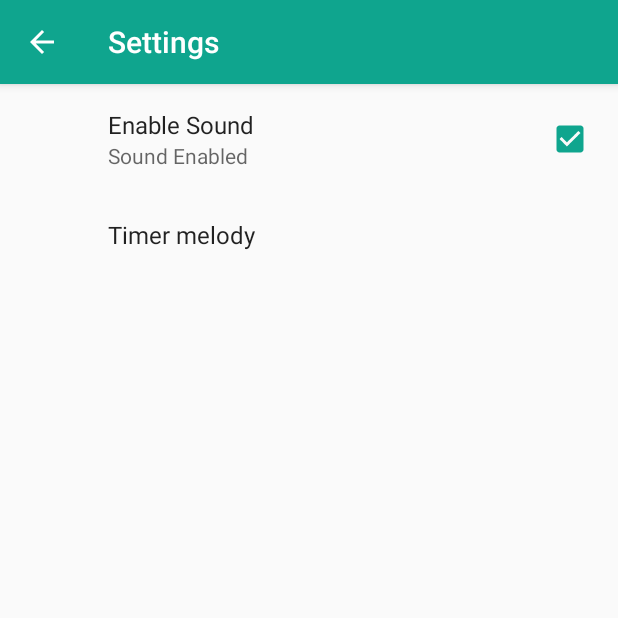
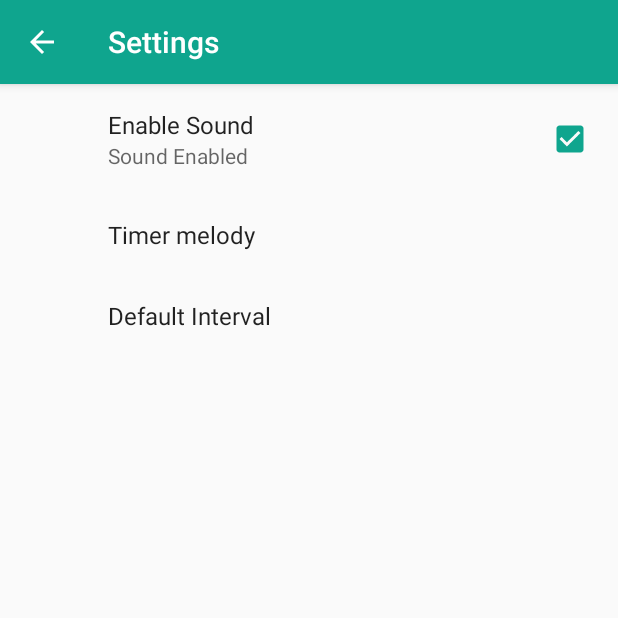
Before and after one commit to Eganin/TimerApp, an Android app: the SettingsFragment screen opened directly, with no data from a screen before it, on a phone screen of 412 x 824 dp, the top half of it. Run offline under Robolectric (Android 15) with nearby library versions, the phone set to English and light mode, and no system bars; our stand-ins replace androidx.preference.

Commit message:
add functional default timer users settings

```diff
--- a/app/src/main/java/com/example/timerapp/SettingsFragment.java
+++ b/app/src/main/java/com/example/timerapp/SettingsFragment.java
@@ -4,6 +4,7 @@ import android.content.SharedPreferences;
 import android.os.Bundle;
 
 import androidx.preference.CheckBoxPreference;
+import androidx.preference.EditTextPreference;
 import androidx.preference.ListPreference;
 import androidx.preference.Preference;
 import androidx.preference.PreferenceFragmentCompat;
@@ -40,6 +41,8 @@ public class SettingsFragment extends PreferenceFragmentCompat
             if (index >= 0) {
                 listPreference.setSummary(listPreference.getEntries()[index]);
             }
+        }else if(preference instanceof EditTextPreference){
+            preference.setSummary(value);
         }
     }
 
--- a/app/src/main/res/xml/timer_preferences.xml
+++ b/app/src/main/res/xml/timer_preferences.xml
@@ -17,4 +17,11 @@
         android:entryValues="@array/pref_timer_melody_values"
         />
 
+    <EditTextPreference
+        android:title="Default Interval"
+        android:key="interval"
+        android:defaultValue="59"
+
+        />
+
 </PreferenceScreen>
```
Also changed, not shown: app/src/main/java/com/example/timerapp/MainActivity.java (+29 -4 lines).
